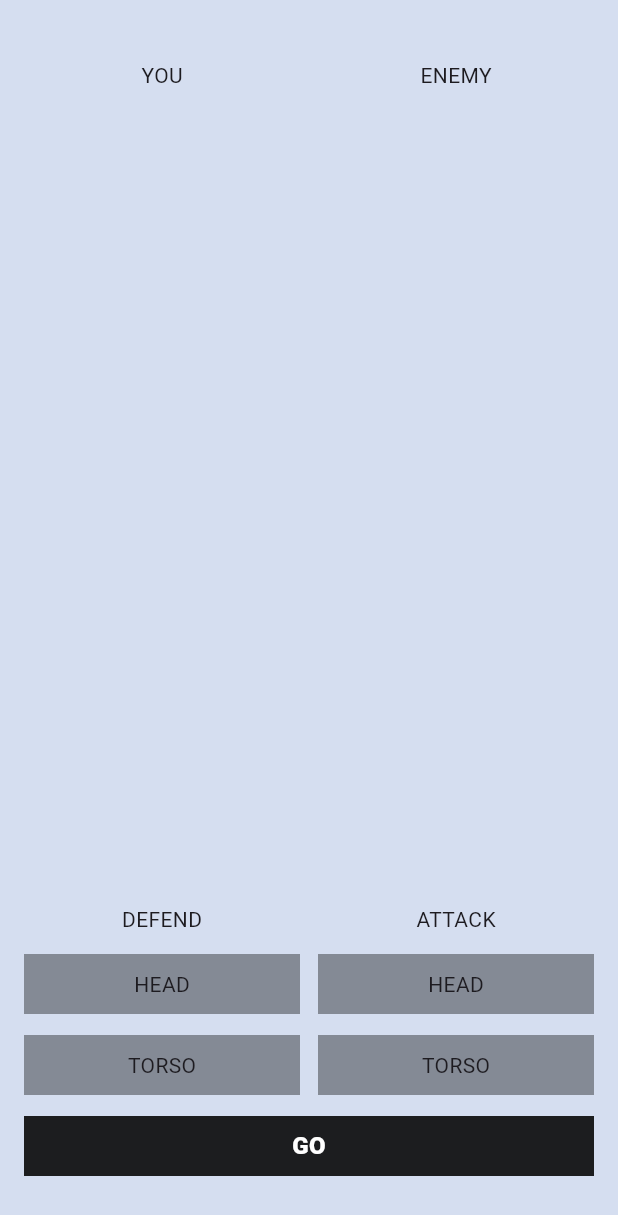
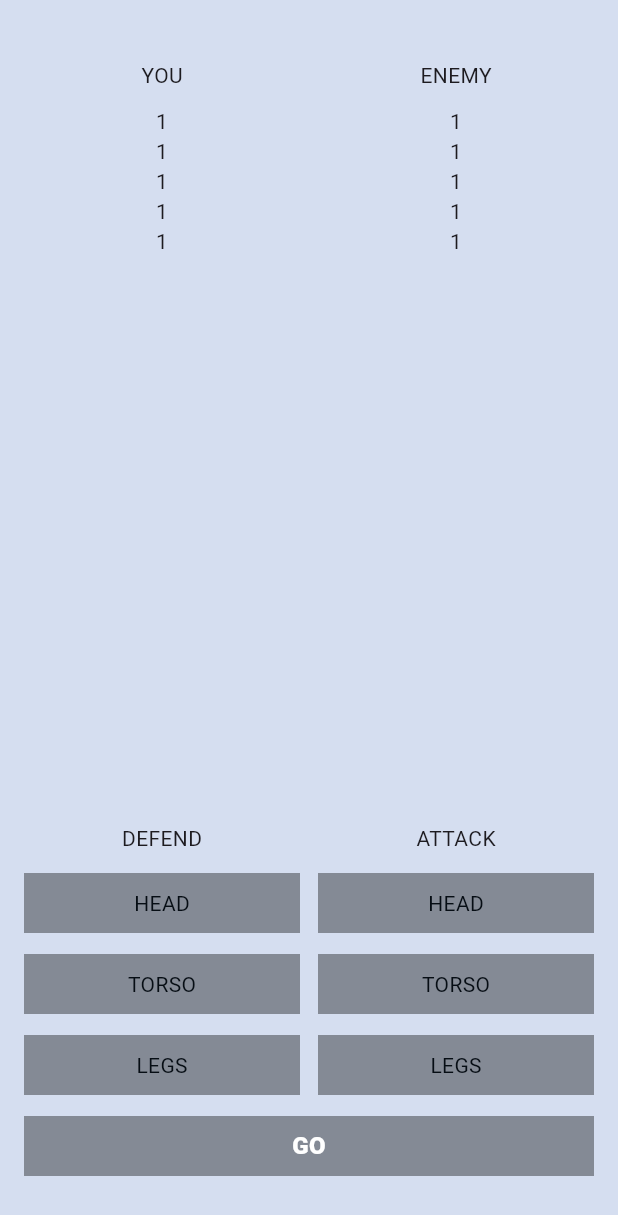
Before and after one commit to ChronosMe/flutter_fight_club, a Flutter app: the screen it shows after launch, on a phone screen of 412 x 824 dp. Shown: the top 1215 px of the screen. Run offline on Flutter 3.47's test engine with Material 3 defaults, Android fonts, the phone set to English and light mode, and no system bars.

Commit message:
ready homework

```diff
--- a/lib/main.dart
+++ b/lib/main.dart
@@ -44,6 +44,32 @@ class _MyHomePageState extends State<MyHomePage> {
               SizedBox(width: 16),
             ],
           ),
+          const SizedBox(height: 11),
+          const Row(
+            children: [
+              SizedBox(width: 16),
+              Expanded(child: Column(
+                children: [
+                  Center(child: Text("1")),
+                  Center(child: Text("1")),
+                  Center(child: Text("1")),
+                  Center(child: Text("1")),
+                  Center(child: Text("1")),
+                ],
+              )),
+              SizedBox(width: 12),
+              Expanded(child: Column(
+                children: [
+                  Center(child: Text("1")),
+                  Center(child: Text("1")),
+                  Center(child: Text("1")),
+                  Center(child: Text("1")),
+                  Center(child: Text("1")),
+                ],
+              )),
+              SizedBox(width: 16),
+            ],
+          ),
           const Expanded(child: SizedBox()),
           Row(
             mainAxisAlignment: MainAxisAlignment.center,
@@ -63,6 +89,12 @@ class _MyHomePageState extends State<MyHomePage> {
                     BodyPartButton(
                       bodyPart: BodyPart.torso,
                       selected: defendingBodyPart == BodyPart.torso,
+                      bodyPartSetter: _selectDefendingBodyPart,
+                    ),
+                    const SizedBox(height: 14),
+                    BodyPartButton(
+                      bodyPart: BodyPart.legs,
+                      selected: defendingBodyPart == BodyPart.legs,
                       bodyPartSetter: _selectDefendingBodyPart,
                     ),
                   ],
@@ -85,6 +117,12 @@ class _MyHomePageState extends State<MyHomePage> {
                       selected: attackingBodyPart == BodyPart.torso,
                       bodyPartSetter: _selectAttackingBodyPart,
                     ),
+                    const SizedBox(height: 14),
+                    BodyPartButton(
+                      bodyPart: BodyPart.legs,
+                      selected: attackingBodyPart == BodyPart.legs,
+                      bodyPartSetter: _selectAttackingBodyPart,
+                    ),
                   ],
                 ),
               ),
@@ -96,10 +134,22 @@ class _MyHomePageState extends State<MyHomePage> {
             children: [
               const SizedBox(width: 16),
               Expanded(
+                child: GestureDetector(
+                  onTap: () => {
+                    if (defendingBodyPart != null && attackingBodyPart != null)
+                      {
+                        setState(() {
+                          defendingBodyPart = null;
+                          attackingBodyPart = null;
+                        })
+                      }
+                    else
+                      {print("Выдели, блеать!")}
+                  },
                   child: SizedBox(
                     height: 40,
                     child: ColoredBox(
-                    color: const Color.fromRGBO(0, 0, 0, 0.87),
+                      color: _getGoButtonColor(),
                       child: Center(
                         child: Text(
                           "Go".toUpperCase(),
@@ -107,6 +157,7 @@ class _MyHomePageState extends State<MyHomePage> {
                               color: Colors.white,
                               fontWeight: FontWeight.w900,
                               fontSize: 16),
+                        ),
                       ),
                     ),
                   ),
@@ -132,6 +183,12 @@ class _MyHomePageState extends State<MyHomePage> {
       attackingBodyPart = value;
     });
   }
+
+  Color _getGoButtonColor() {
+    return (attackingBodyPart == null || defendingBodyPart == null)
+        ? Color.fromRGBO(0, 0, 0, 0.38)
+        : Color.fromRGBO(0, 0, 0, 0.87);
+  }
 }
 
 class BodyPart {
@@ -141,6 +198,7 @@ class BodyPart {
 
   static const head = BodyPart._("Head");
   static const torso = BodyPart._("Torso");
+  static const legs = BodyPart._("Legs");
 
   @override
   String toString() {
@@ -167,10 +225,14 @@ class BodyPartButton extends StatelessWidget {
       child: SizedBox(
         height: 40,
         child: ColoredBox(
-          color:
-              selected ? const Color.fromRGBO(18, 121, 206, 1) : Color.fromRGBO(0, 0, 0, 0.38),
+          color: selected
+              ? const Color.fromRGBO(18, 121, 206, 1)
+              : Color.fromRGBO(0, 0, 0, 0.38),
           child: Center(
-            child: Text(bodyPart.name.toUpperCase()),
+            child: Text(
+              bodyPart.name.toUpperCase(),
+              style: TextStyle(color: selected ? Colors.white : Color.fromRGBO(6, 13, 20, 1)),
+            ),
           ),
         ),
       ),
```
Lines whose indentation alone changed are shown as unchanged.
